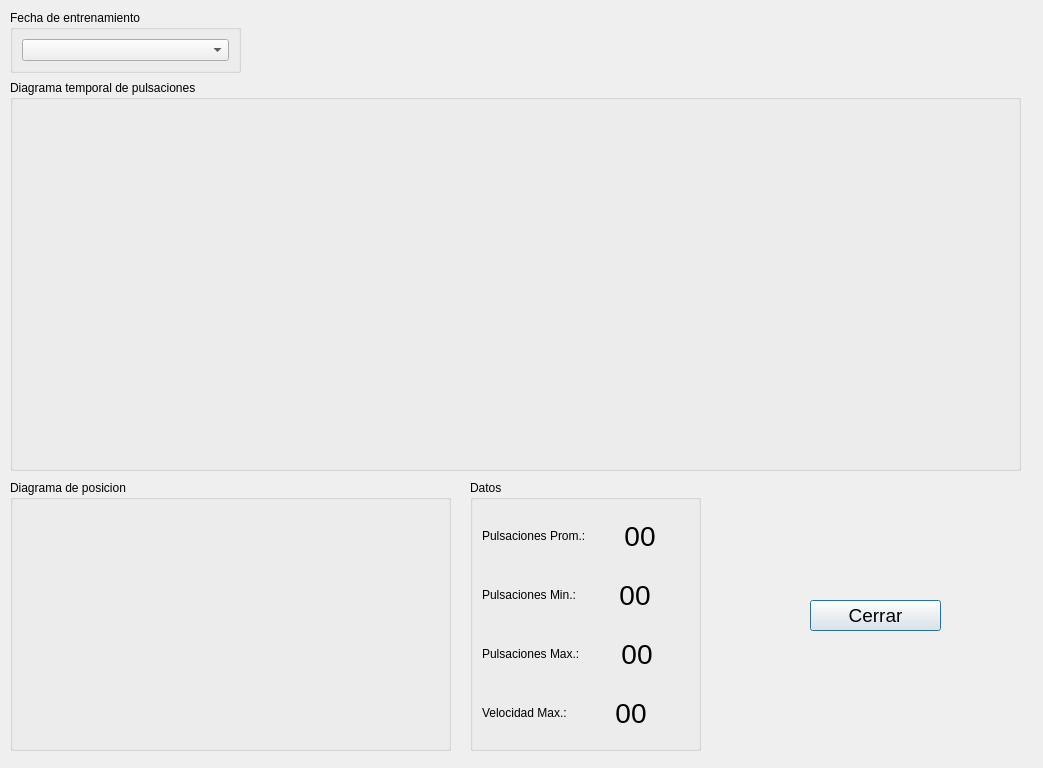
Before: the Qt Designer form dialog_gps.ui in javosmar/multiserie, drawn with Qt 5.
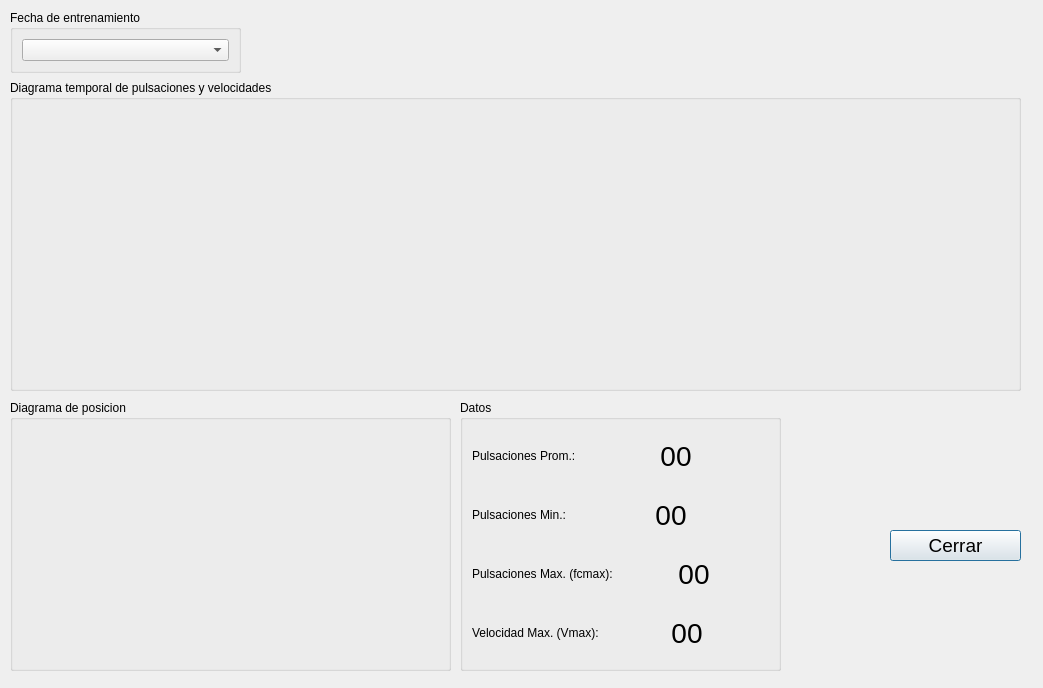
After: the same form once the commit is applied. Icons and pictures are not drawn. Custom widgets are drawn as their Qt base class.

Commit message: tipo de gráficos contínuos. grilla de velocidades puesta

```diff
--- a/dialog_gps.ui
+++ b/dialog_gps.ui
@@ -7,7 +7,7 @@
     <x>0</x>
     <y>0</y>
     <width>1043</width>
-    <height>768</height>
+    <height>688</height>
    </rect>
   </property>
   <property name="minimumSize">
@@ -41,8 +41,8 @@
    </property>
    <property name="geometry">
     <rect>
-     <x>810</x>
-     <y>600</y>
+     <x>890</x>
+     <y>530</y>
      <width>131</width>
      <height>31</height>
     </rect>
@@ -71,9 +71,9 @@
   <widget class="QGroupBox" name="groupBox">
    <property name="geometry">
     <rect>
-     <x>470</x>
-     <y>480</y>
-     <width>231</width>
+     <x>460</x>
+     <y>400</y>
+     <width>321</width>
      <height>271</height>
     </rect>
    </property>
@@ -190,7 +190,7 @@
       <item>
        <widget class="QLabel" name="label_6">
         <property name="text">
-         <string>Pulsaciones Max.:</string>
+         <string>Pulsaciones Max. (fcmax):</string>
         </property>
        </widget>
       </item>
@@ -242,7 +242,7 @@
       <item>
        <widget class="QLabel" name="label">
         <property name="text">
-         <string>Velocidad Max.:</string>
+         <string>Velocidad Max. (Vmax):</string>
         </property>
        </widget>
       </item>
@@ -297,11 +297,11 @@
      <x>10</x>
      <y>80</y>
      <width>1011</width>
-     <height>391</height>
+     <height>311</height>
     </rect>
    </property>
    <property name="title">
-    <string>Diagrama temporal de pulsaciones</string>
+    <string>Diagrama temporal de pulsaciones y velocidades</string>
    </property>
    <layout class="QHBoxLayout" name="horizontalLayout_6">
     <item>
@@ -315,7 +315,7 @@
       <property name="maximumSize">
        <size>
         <width>10000</width>
-        <height>1000</height>
+        <height>300</height>
        </size>
       </property>
       <property name="layoutDirection">
@@ -329,7 +329,7 @@
    <property name="geometry">
     <rect>
      <x>10</x>
-     <y>480</y>
+     <y>400</y>
      <width>441</width>
      <height>271</height>
     </rect>
```
The commit also changes 1 other file.
